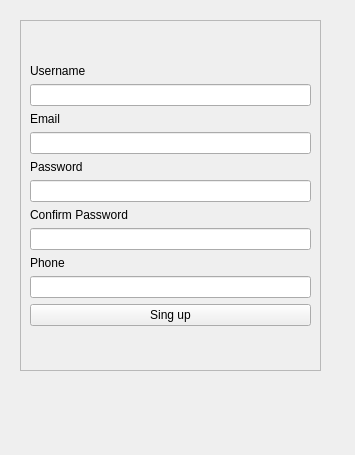
First picture: the form in ui/pages/Register.ui, repository agadrian/Persistencia-Datos-PyQT6, before the edit.
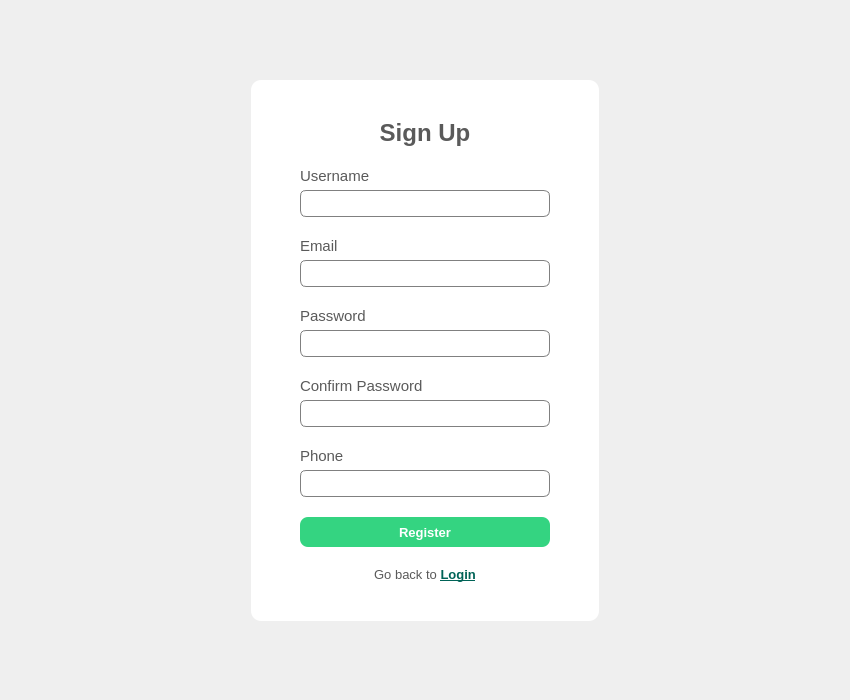
Second picture: the form after the edit. Icons and pictures are not drawn.

The edit to the form file:
```diff
--- a/ui/pages/Register.ui
+++ b/ui/pages/Register.ui
@@ -6,43 +6,206 @@
    <rect>
     <x>0</x>
     <y>0</y>
-    <width>355</width>
-    <height>455</height>
+    <width>850</width>
+    <height>700</height>
    </rect>
   </property>
+  <property name="sizePolicy">
+   <sizepolicy hsizetype="Fixed" vsizetype="Fixed">
+    <horstretch>0</horstretch>
+    <verstretch>0</verstretch>
+   </sizepolicy>
+  </property>
   <property name="minimumSize">
    <size>
-    <width>345</width>
-    <height>380</height>
+    <width>850</width>
+    <height>700</height>
    </size>
   </property>
   <property name="maximumSize">
    <size>
-    <width>400</width>
-    <height>455</height>
+    <width>850</width>
+    <height>700</height>
    </size>
   </property>
   <property name="windowTitle">
    <string>Form</string>
   </property>
-  <widget class="QFrame" name="frame">
-   <property name="geometry">
-    <rect>
-     <x>20</x>
-     <y>20</y>
-     <width>301</width>
-     <height>351</height>
-    </rect>
-   </property>
-   <property name="frameShape">
-    <enum>QFrame::Shape::StyledPanel</enum>
-   </property>
-   <property name="frameShadow">
-    <enum>QFrame::Shadow::Raised</enum>
+  <property name="styleSheet">
+   <string notr="true">#RegisterWindow {
+	border-image: url(:/ui/res/bg.png);
+}
+
+#centralWidget {
+	background-color: #FFFFFF;
+	border-radius: 10px;
+}
+
+QLineEdit{
+	border: 1px solid gray;
+	border-radius: 6px;
+	padding-left: 5px;
+	height: 25px;
+}
+
+
+
+QLabel {
+	color: #5A5A5A;
+}</string>
+  </property>
+  <layout class="QGridLayout" name="gridLayout_2">
+   <item row="0" column="1">
+    <spacer name="verticalSpacer_4">
+     <property name="orientation">
+      <enum>Qt::Orientation::Vertical</enum>
+     </property>
+     <property name="sizeHint" stdset="0">
+      <size>
+       <width>20</width>
+       <height>39</height>
+      </size>
+     </property>
+    </spacer>
+   </item>
+   <item row="1" column="0">
+    <spacer name="horizontalSpacer_3">
+     <property name="orientation">
+      <enum>Qt::Orientation::Horizontal</enum>
+     </property>
+     <property name="sizeHint" stdset="0">
+      <size>
+       <width>238</width>
+       <height>20</height>
+      </size>
+     </property>
+    </spacer>
+   </item>
+   <item row="1" column="1">
+    <widget class="QWidget" name="centralWidget" native="true">
+     <property name="sizePolicy">
+      <sizepolicy hsizetype="Expanding" vsizetype="Expanding">
+       <horstretch>0</horstretch>
+       <verstretch>0</verstretch>
+      </sizepolicy>
+     </property>
+     <property name="font">
+      <font>
+       <pointsize>11</pointsize>
+      </font>
    </property>
    <layout class="QGridLayout" name="gridLayout">
+      <property name="verticalSpacing">
+       <number>20</number>
+      </property>
+      <item row="3" column="1">
+       <spacer name="verticalSpacer">
+        <property name="orientation">
+         <enum>Qt::Orientation::Vertical</enum>
+        </property>
+        <property name="sizeHint" stdset="0">
+         <size>
+          <width>20</width>
+          <height>30</height>
+         </size>
+        </property>
+       </spacer>
+      </item>
+      <item row="2" column="0">
+       <spacer name="horizontalSpacer">
+        <property name="orientation">
+         <enum>Qt::Orientation::Horizontal</enum>
+        </property>
+        <property name="sizeHint" stdset="0">
+         <size>
+          <width>40</width>
+          <height>20</height>
+         </size>
+        </property>
+       </spacer>
+      </item>
+      <item row="0" column="1">
+       <spacer name="verticalSpacer_2">
+        <property name="orientation">
+         <enum>Qt::Orientation::Vertical</enum>
+        </property>
+        <property name="sizeHint" stdset="0">
+         <size>
+          <width>20</width>
+          <height>30</height>
+         </size>
+        </property>
+       </spacer>
+      </item>
+      <item row="1" column="1">
+       <widget class="QLabel" name="lavelll">
+        <property name="font">
+         <font>
+          <pointsize>18</pointsize>
+          <bold>true</bold>
+         </font>
+        </property>
+        <property name="text">
+         <string>Sign Up</string>
+        </property>
+        <property name="alignment">
+         <set>Qt::AlignmentFlag::AlignCenter</set>
+        </property>
+       </widget>
+      </item>
+      <item row="2" column="1">
+       <layout class="QGridLayout" name="gridLayout_3">
+        <property name="spacing">
+         <number>20</number>
+        </property>
+        <item row="6" column="0">
+         <widget class="QLabel" name="label_singup">
+          <property name="sizePolicy">
+           <sizepolicy hsizetype="Preferred" vsizetype="Fixed">
+            <horstretch>0</horstretch>
+            <verstretch>0</verstretch>
+           </sizepolicy>
+          </property>
+          <property name="font">
+           <font>
+            <pointsize>10</pointsize>
+           </font>
+          </property>
+          <property name="text">
+           <string>&lt;html&gt;&lt;head/&gt;&lt;body&gt;&lt;p&gt;Go back to &lt;a href=&quot;#&quot;&gt;&lt;span style=&quot; font-weight:700; text-decoration: underline; color:#006357;&quot;&gt;Login&lt;/span&gt;&lt;/a&gt;&lt;/p&gt;&lt;/body&gt;&lt;/html&gt;</string>
+          </property>
+          <property name="alignment">
+           <set>Qt::AlignmentFlag::AlignCenter</set>
+          </property>
+         </widget>
+        </item>
+        <item row="5" column="0">
+         <widget class="QPushButton" name="btn_singup">
+          <property name="styleSheet">
+           <string notr="true">QPushButton{
+	background-color: #34D481;
+	color: white;
+	border: none;
+	border-radius: 8px;
+	font-weight: bold;
+	font-size: 13px;
+	height: 30px;
+}
+
+QPushButton:hover {
+    background-color: #28a766; 
+}</string>
+          </property>
+          <property name="text">
+           <string>Register</string>
+          </property>
+         </widget>
+        </item>
     <item row="0" column="0">
-     <layout class="QVBoxLayout" name="verticalLayout">
+         <layout class="QVBoxLayout" name="verticalLayout_2">
+          <property name="spacing">
+           <number>5</number>
+          </property>
       <item>
        <widget class="QLabel" name="label_username">
         <property name="sizePolicy">
@@ -51,21 +214,86 @@
           <verstretch>0</verstretch>
          </sizepolicy>
         </property>
+            <property name="font">
+             <font>
+              <pointsize>11</pointsize>
+              <bold>false</bold>
+             </font>
+            </property>
         <property name="text">
          <string>Username</string>
         </property>
        </widget>
       </item>
       <item>
-       <widget class="QLineEdit" name="lineEdit_username"/>
-      </item>
+           <widget class="QLineEdit" name="lineEdit_username">
+            <property name="minimumSize">
+             <size>
+              <width>250</width>
+              <height>0</height>
+             </size>
+            </property>
+            <property name="placeholderText">
+             <string/>
+            </property>
+           </widget>
+          </item>
+         </layout>
+        </item>
+        <item row="3" column="0">
+         <layout class="QVBoxLayout" name="verticalLayout_5">
+          <property name="spacing">
+           <number>5</number>
+          </property>
       <item>
-       <widget class="QLabel" name="label_email">
+           <widget class="QLabel" name="label_password_5">
         <property name="sizePolicy">
          <sizepolicy hsizetype="Preferred" vsizetype="Fixed">
           <horstretch>0</horstretch>
           <verstretch>0</verstretch>
          </sizepolicy>
+            </property>
+            <property name="font">
+             <font>
+              <pointsize>11</pointsize>
+              <bold>false</bold>
+             </font>
+            </property>
+            <property name="text">
+             <string>Confirm Password</string>
+            </property>
+           </widget>
+          </item>
+          <item>
+           <widget class="QLineEdit" name="lineEdit_confirmPassword">
+            <property name="echoMode">
+             <enum>QLineEdit::EchoMode::Password</enum>
+            </property>
+            <property name="placeholderText">
+             <string/>
+            </property>
+           </widget>
+          </item>
+         </layout>
+        </item>
+        <item row="1" column="0">
+         <layout class="QVBoxLayout" name="verticalLayout_3">
+          <property name="spacing">
+           <number>5</number>
+          </property>
+          <item>
+           <widget class="QLabel" name="label_password_3">
+            <property name="sizePolicy">
+             <sizepolicy hsizetype="Preferred" vsizetype="Fixed">
+              <horstretch>0</horstretch>
+              <verstretch>0</verstretch>
+             </sizepolicy>
+            </property>
+            <property name="font">
+             <font>
+              <pointsize>11</pointsize>
+              <bold>false</bold>
+             </font>
         </property>
         <property name="text">
          <string>Email</string>
@@ -73,16 +301,36 @@
        </widget>
       </item>
       <item>
-       <widget class="QLineEdit" name="lineEdit_email"/>
-      </item>
+           <widget class="QLineEdit" name="lineEdit_email">
+            <property name="echoMode">
+             <enum>QLineEdit::EchoMode::Normal</enum>
+            </property>
+            <property name="placeholderText">
+             <string/>
+            </property>
+           </widget>
+          </item>
+         </layout>
+        </item>
+        <item row="2" column="0">
+         <layout class="QVBoxLayout" name="verticalLayout_4">
+          <property name="spacing">
+           <number>5</number>
+          </property>
       <item>
-       <widget class="QLabel" name="label_password">
+           <widget class="QLabel" name="label_password_4">
         <property name="sizePolicy">
          <sizepolicy hsizetype="Preferred" vsizetype="Fixed">
           <horstretch>0</horstretch>
           <verstretch>0</verstretch>
          </sizepolicy>
         </property>
+            <property name="font">
+             <font>
+              <pointsize>11</pointsize>
+              <bold>false</bold>
+             </font>
+            </property>
         <property name="text">
          <string>Password</string>
         </property>
@@ -93,32 +341,32 @@
         <property name="echoMode">
          <enum>QLineEdit::EchoMode::Password</enum>
         </property>
-       </widget>
-      </item>
-      <item>
-       <widget class="QLabel" name="label_password_2">
-        <property name="sizePolicy">
-         <sizepolicy hsizetype="Preferred" vsizetype="Fixed">
-          <horstretch>0</horstretch>
-          <verstretch>0</verstretch>
-         </sizepolicy>
-        </property>
-        <property name="text">
-         <string>Confirm Password</string>
-        </property>
-       </widget>
-      </item>
-      <item>
-       <widget class="QLineEdit" name="lineEdit_confirmPassword"/>
-      </item>
+            <property name="placeholderText">
+             <string/>
+            </property>
+           </widget>
+          </item>
+         </layout>
+        </item>
+        <item row="4" column="0">
+         <layout class="QVBoxLayout" name="verticalLayout_6">
+          <property name="spacing">
+           <number>5</number>
+          </property>
       <item>
-       <widget class="QLabel" name="label_phone">
+           <widget class="QLabel" name="label_password_6">
         <property name="sizePolicy">
          <sizepolicy hsizetype="Preferred" vsizetype="Fixed">
           <horstretch>0</horstretch>
           <verstretch>0</verstretch>
          </sizepolicy>
         </property>
+            <property name="font">
+             <font>
+              <pointsize>11</pointsize>
+              <bold>false</bold>
+             </font>
+            </property>
         <property name="text">
          <string>Phone</string>
         </property>
@@ -127,22 +375,63 @@
       <item>
        <widget class="QLineEdit" name="lineEdit_phone">
         <property name="echoMode">
-         <enum>QLineEdit::EchoMode::Password</enum>
-        </property>
-       </widget>
-      </item>
-      <item>
-       <widget class="QPushButton" name="btn_singup">
-        <property name="text">
-         <string>Sing up</string>
+             <enum>QLineEdit::EchoMode::Normal</enum>
+            </property>
+            <property name="placeholderText">
+             <string/>
+            </property>
+           </widget>
+          </item>
+         </layout>
+        </item>
+       </layout>
+      </item>
+      <item row="2" column="2">
+       <spacer name="horizontalSpacer_2">
+        <property name="orientation">
+         <enum>Qt::Orientation::Horizontal</enum>
         </property>
-       </widget>
+        <property name="sizeHint" stdset="0">
+         <size>
+          <width>40</width>
+          <height>20</height>
+         </size>
+        </property>
+       </spacer>
       </item>
      </layout>
-    </item>
-   </layout>
-  </widget>
- </widget>
- <resources/>
+    </widget>
+   </item>
+   <item row="1" column="2">
+    <spacer name="horizontalSpacer_4">
+     <property name="orientation">
+      <enum>Qt::Orientation::Horizontal</enum>
+     </property>
+     <property name="sizeHint" stdset="0">
+      <size>
+       <width>238</width>
+       <height>20</height>
+      </size>
+     </property>
+    </spacer>
+   </item>
+   <item row="2" column="1">
+    <spacer name="verticalSpacer_3">
+     <property name="orientation">
+      <enum>Qt::Orientation::Vertical</enum>
+     </property>
+     <property name="sizeHint" stdset="0">
+      <size>
+       <width>20</width>
+       <height>38</height>
+      </size>
+     </property>
+    </spacer>
+   </item>
+  </layout>
+ </widget>
+ <resources>
+  <include location="../../resources.qrc"/>
+ </resources>
  <connections/>
 </ui>
```
Left out of the diff: 6 changed lines with no effect on the pictures. Lines whose indentation alone changed are shown as unchanged.
